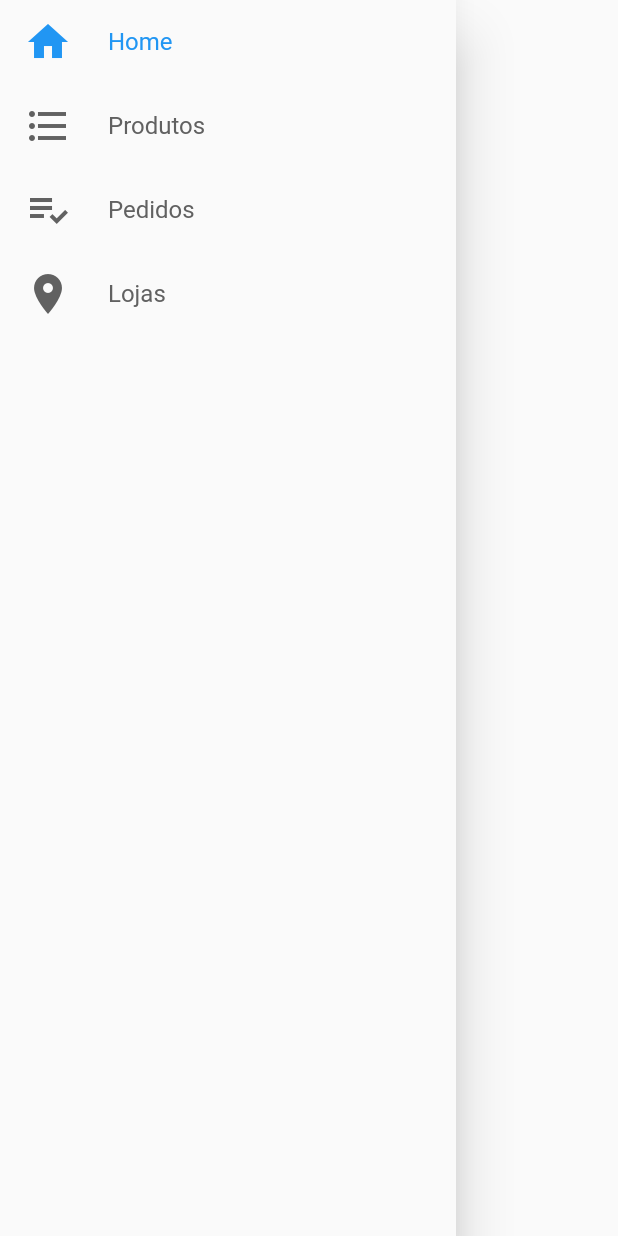
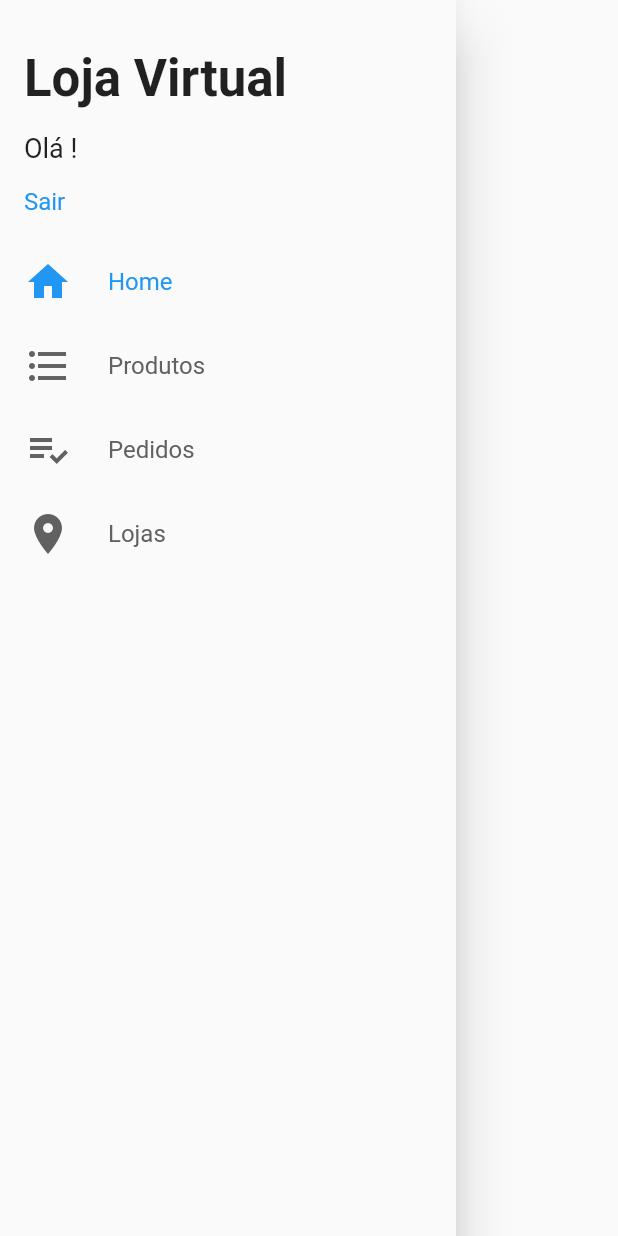
Before and after one commit to picoloto/loja_virtual, a Flutter app: the CustomDrawer widget shown alone on an empty page, opened directly, on a phone screen of 412 x 824 dp. Run offline on Flutter 3.47's test engine with Material 2 defaults, Android fonts, the phone set to English and light mode, and no system bars; our stand-ins replace cloud_firestore, firebase_auth; accounts and stored records are empty.

Commit message:
Finalização do cadastro

```diff
--- a/lib/common/custom_drawer/custom_drawer.dart
+++ b/lib/common/custom_drawer/custom_drawer.dart
@@ -1,4 +1,5 @@
 import 'package:flutter/material.dart';
+import 'package:loja_virtual/common/custom_drawer/custom_drawer_header.dart';
 import 'package:loja_virtual/common/custom_drawer/drawer_tile.dart';
 
 class CustomDrawer extends StatelessWidget {
@@ -6,23 +7,24 @@ class CustomDrawer extends StatelessWidget {
   Widget build(BuildContext context) {
     return Drawer(
       child: ListView(
-        children: const <Widget>[
-          DrawerTile(
+        children: <Widget>[
+          CustomDrawerHeader(),
+          const DrawerTile(
             icon: Icons.home,
             title: 'Home',
             page: 0,
           ),
-          DrawerTile(
+          const DrawerTile(
             icon: Icons.format_list_bulleted,
             title: 'Produtos',
             page: 1,
           ),
-          DrawerTile(
+          const DrawerTile(
             icon: Icons.playlist_add_check,
             title: 'Pedidos',
             page: 2,
           ),
-          DrawerTile(
+          const DrawerTile(
             icon: Icons.location_on,
             title: 'Lojas',
             page: 3,
--- /dev/null
+++ b/lib/common/custom_drawer/custom_drawer_header.dart
@@ -0,0 +1,53 @@
+import 'package:flutter/material.dart';
+import 'package:loja_virtual/models/user_manager.dart';
+import 'package:loja_virtual/screens/login/login_screen.dart';
+import 'package:loja_virtual/utils/navigator.dart';
+import 'package:provider/provider.dart';
+
+class CustomDrawerHeader extends StatelessWidget {
+  @override
+  Widget build(BuildContext context) {
+    return Container(
+      padding: const EdgeInsets.fromLTRB(16, 24, 16, 8),
+      height: 160,
+      child: Consumer<UserManager>(
+        builder: (_, userManager, __) {
+          return Column(
+            crossAxisAlignment: CrossAxisAlignment.start,
+            mainAxisAlignment: MainAxisAlignment.spaceAround,
+            children: [
+              const Text(
+                'Loja Virtual',
+                style: TextStyle(fontSize: 34, fontWeight: FontWeight.bold),
+              ),
+              Text(
+                'Olá ${userManager.user?.name ?? ''}!',
+                overflow: TextOverflow.ellipsis,
+                maxLines: 2,
+                style:
+                    const TextStyle(fontSize: 18, ),
+              ),
+              GestureDetector(
+                onTap: (){
+                  if(userManager.isLoggedIn){
+                    userManager.signOut();
+                    navigatorPush(context, LoginScreen());
+                  }else{
+                    navigatorPush(context, LoginScreen());
+                  }
+                },
+                child: Text(
+                  userManager.isLoggedIn ? 'Sair' : 'Entre ou Cadastre-se',
+                  style: TextStyle(
+                    color: Theme.of(context).primaryColor,
+                    fontSize: 16,
+                  ),
+                ),
+              )
+            ],
+          );
+        },
+      ),
+    );
+  }
+}
--- a/lib/main.dart
+++ b/lib/main.dart
@@ -11,6 +11,7 @@ class MyApp extends StatelessWidget {
   @override
   Widget build(BuildContext context) {
     return ChangeNotifierProvider(
+      lazy: false,
       create: (_) => UserManager(),
       child: MaterialApp(
         title: 'Loja do Leandro',
@@ -19,7 +20,7 @@ class MyApp extends StatelessWidget {
           primarySwatch: Colors.blue,
           visualDensity: VisualDensity.adaptivePlatformDensity,
         ),
-home: BaseScreen(),
+        home: BaseScreen(),
 //        initialRoute: '/base',
 //        onGenerateRoute: (settings) {
 //          switch (settings.name) {
--- a/lib/screens/base/base_screen.dart
+++ b/lib/screens/base/base_screen.dart
@@ -1,7 +1,6 @@
 import 'package:flutter/material.dart';
 import 'package:loja_virtual/common/custom_drawer/custom_drawer.dart';
 import 'package:loja_virtual/models/page_manager.dart';
-import 'package:loja_virtual/screens/login/login_screen.dart';
 import 'package:provider/provider.dart';
 
 class BaseScreen extends StatelessWidget {
@@ -15,7 +14,6 @@ class BaseScreen extends StatelessWidget {
         controller: pageController,
         physics: const NeverScrollableScrollPhysics(),
         children: <Widget>[
-          LoginScreen(),
           Scaffold(
             drawer: CustomDrawer(),
             appBar: AppBar(title: const Text('Home')),
```
Also changed, not shown: lib/models/user_manager.dart (+7 -0 lines), lib/screens/login/login_screen.dart (+6 -5 lines), lib/screens/signup/signup_screen.dart (+8 -8 lines), lib/utils/navigator.dart (added, +9 -0 lines).
